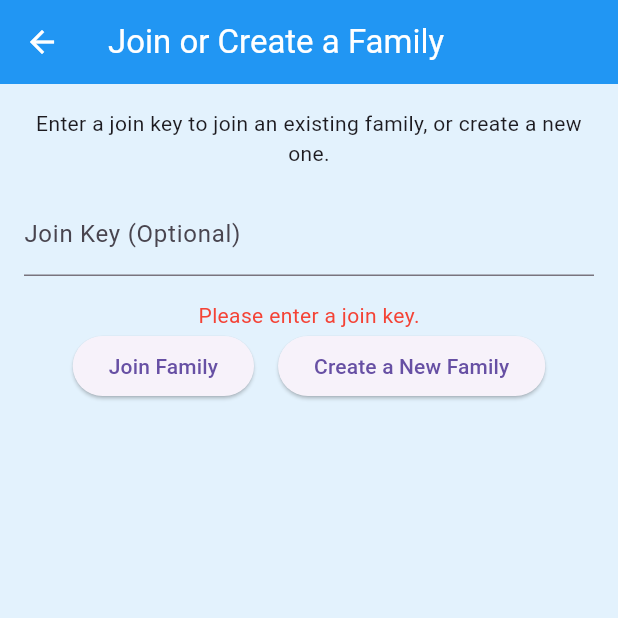
After one commit to dllCorDe/family_todo, a Flutter app: the JoinFamilyScreen screen opened directly, after a tap on "Join Family", on a phone screen of 412 x 824 dp, the top half of it. The commit adds this screen. Run offline on Flutter 3.47's test engine with Material 3 defaults, Android fonts, the phone set to English and light mode, and no system bars; our stand-ins replace cloud_firestore, firebase_auth, firebase_core; accounts and stored records are empty; network calls fail.

Commit message:
Added JoinFamilyScreen - Does not work 100% yet - Database creation broke again

```diff
--- /dev/null
+++ b/lib/join_family_screen.dart
@@ -0,0 +1,169 @@
+import 'package:flutter/material.dart';
+import 'package:cloud_firestore/cloud_firestore.dart';
+import 'package:firebase_auth/firebase_auth.dart';
+
+class JoinFamilyScreen extends StatefulWidget {
+  const JoinFamilyScreen({super.key});
+
+  @override
+  State<JoinFamilyScreen> createState() => _JoinFamilyScreenState();
+}
+
+class _JoinFamilyScreenState extends State<JoinFamilyScreen> {
+  final _joinKeyController = TextEditingController();
+  final _firestore = FirebaseFirestore.instance;
+  final _auth = FirebaseAuth.instance;
+  String? _errorMessage;
+
+  Future<void> _joinFamily() async {
+    final joinKey = _joinKeyController.text.trim();
+    if (joinKey.isEmpty) {
+      setState(() {
+        _errorMessage = 'Please enter a join key.';
+      });
+      return;
+    }
+
+    try {
+      final invitationDoc = await _firestore.collection('invitations').doc(joinKey).get();
+      if (!invitationDoc.exists) {
+        setState(() {
+          _errorMessage = 'Invalid join key.';
+        });
+        return;
+      }
+
+      final invitationData = invitationDoc.data()!;
+      if (invitationData['used']) {
+        setState(() {
+          _errorMessage = 'This join key has already been used.';
+        });
+        return;
+      }
+
+      final user = _auth.currentUser;
+      if (user == null) {
+        setState(() {
+          _errorMessage = 'User not authenticated. Please sign in again.';
+        });
+        return;
+      }
+
+      final userDoc = await _firestore.collection('users').doc(user.uid).get();
+      if (!userDoc.exists) {
+        setState(() {
+          _errorMessage = 'User data not found. Please sign up again.';
+        });
+        return;
+      }
+
+      if (userDoc.data()!['email'] != invitationData['email']) {
+        setState(() {
+          _errorMessage = 'This join key is not valid for your email address.';
+        });
+        return;
+      }
+
+      // Update the user's familyId
+      await _firestore.collection('users').doc(user.uid).update({
+        'familyId': invitationData['familyId'],
+      });
+
+      // Mark the invitation as used
+      await _firestore.collection('invitations').doc(joinKey).update({
+        'used': true,
+      });
+
+      // Add the user to the family's members list
+      await _firestore.collection('families').doc(invitationData['familyId']).update({
+        'members': FieldValue.arrayUnion([user.uid]),
+      });
+
+      // Navigate to the ToDoHomePage (handled by the StreamBuilder in main.dart)
+    } catch (e) {
+      setState(() {
+        _errorMessage = 'Error joining family: $e';
+      });
+    }
+  }
+
+  Future<void> _createFamily() async {
+    try {
+      final user = _auth.currentUser;
+      if (user == null) {
+        setState(() {
+          _errorMessage = 'User not authenticated. Please sign in again.';
+        });
+        return;
+      }
+
+      // Create a new family
+      final familyRef = await _firestore.collection('families').add({
+        'createdBy': user.uid,
+        'members': [user.uid],
+      });
+
+      // Update the user's familyId
+      await _firestore.collection('users').doc(user.uid).update({
+        'familyId': familyRef.id,
+      });
+
+      // Navigation to ToDoHomePage will be handled by the StreamBuilder in main.dart
+    } catch (e) {
+      setState(() {
+        _errorMessage = 'Error creating family: $e';
+      });
+    }
+  }
+
+  @override
+  Widget build(BuildContext context) {
+    return Scaffold(
+      appBar: AppBar(
+        title: const Text('Join or Create a Family'),
+      ),
+      body: Padding(
+        padding: const EdgeInsets.all(16.0),
+        child: Column(
+          children: [
+            const Text(
+              'Enter a join key to join an existing family, or create a new one.',
+              textAlign: TextAlign.center,
+            ),
+            const SizedBox(height: 16),
+            TextField(
+              controller: _joinKeyController,
+              decoration: const InputDecoration(labelText: 'Join Key (Optional)'),
+            ),
+            const SizedBox(height: 16),
+            if (_errorMessage != null)
+              Text(
+                _errorMessage!,
+                style: const TextStyle(color: Colors.red),
+              ),
+            Row(
+              mainAxisAlignment: MainAxisAlignment.center,
+              children: [
+                ElevatedButton(
+                  onPressed: _joinFamily,
+                  child: const Text('Join Family'),
+                ),
+                const SizedBox(width: 16),
+                ElevatedButton(
+                  onPressed: _createFamily,
+                  child: const Text('Create a New Family'),
+                ),
+              ],
+            ),
+          ],
+        ),
+      ),
+    );
+  }
+
+  @override
+  void dispose() {
+    _joinKeyController.dispose();
+    super.dispose();
+  }
+}
```
Also changed, not shown: lib/main.dart (+153 -22 lines).
